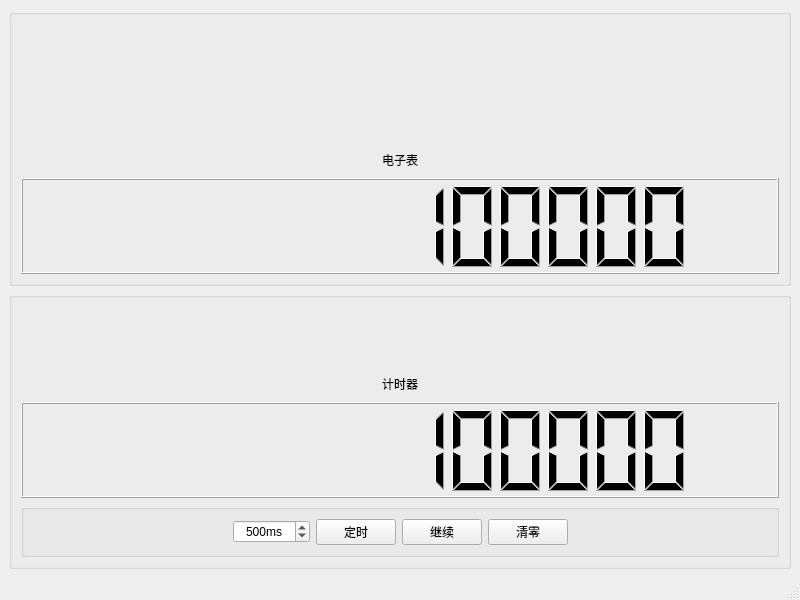
Before: the Qt Designer form _en/Computer/Operating_System/Qt_C++_Programming/Timer/Timer.ui in bss9395/bss9395.github.io, drawn with Qt 5.
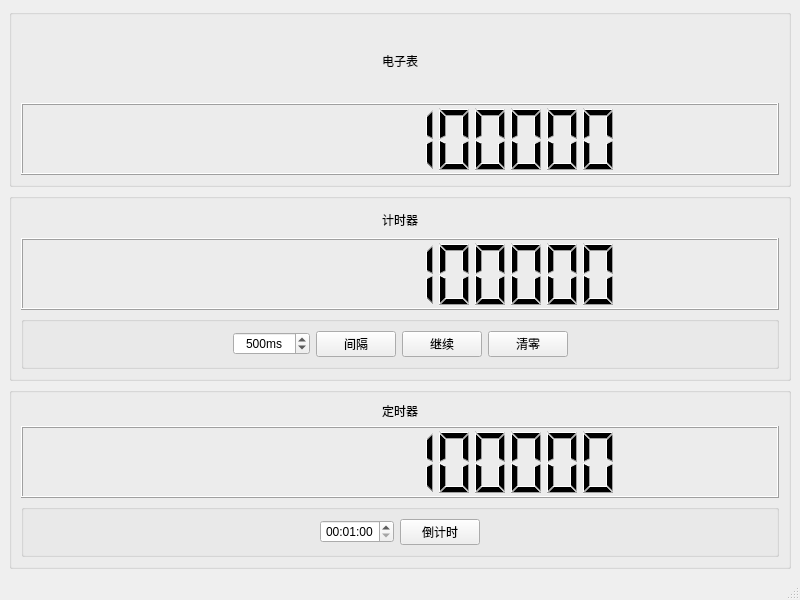
After: the same form once the commit is applied.

The edit to the form file:
```diff
--- a/_en/Computer/Operating_System/Qt_C++_Programming/Timer/Timer.ui
+++ b/_en/Computer/Operating_System/Qt_C++_Programming/Timer/Timer.ui
@@ -36,19 +36,6 @@
        <set>Qt::AlignCenter</set>
       </property>
       <layout class="QVBoxLayout" name="verticalLayout_2">
-       <item>
-        <spacer name="verticalSpacer">
-         <property name="orientation">
-          <enum>Qt::Vertical</enum>
-         </property>
-         <property name="sizeHint" stdset="0">
-          <size>
-           <width>20</width>
-           <height>40</height>
-          </size>
-         </property>
-        </spacer>
-       </item>
        <item>
         <widget class="QLabel" name="label_2">
          <property name="sizePolicy">
@@ -82,7 +69,7 @@
          <property name="minimumSize">
           <size>
            <width>300</width>
-           <height>96</height>
+           <height>72</height>
           </size>
          </property>
          <property name="maximumSize">
@@ -126,19 +113,6 @@
        <set>Qt::AlignHCenter|Qt::AlignTop</set>
       </property>
       <layout class="QVBoxLayout" name="verticalLayout">
-       <item>
-        <spacer name="verticalSpacer_2">
-         <property name="orientation">
-          <enum>Qt::Vertical</enum>
-         </property>
-         <property name="sizeHint" stdset="0">
-          <size>
-           <width>20</width>
-           <height>40</height>
-          </size>
-         </property>
-        </spacer>
-       </item>
        <item>
         <widget class="QLabel" name="label">
          <property name="sizePolicy">
@@ -172,7 +146,7 @@
          <property name="minimumSize">
           <size>
            <width>0</width>
-           <height>96</height>
+           <height>72</height>
           </size>
          </property>
          <property name="maximumSize">
@@ -248,7 +222,7 @@
           <item>
            <widget class="QPushButton" name="PB_Update_Interval">
             <property name="text">
-             <string>定时</string>
+             <string>间隔</string>
             </property>
            </widget>
           </item>
@@ -291,6 +265,109 @@
       </layout>
      </widget>
     </item>
+    <item>
+     <widget class="QGroupBox" name="groupBox">
+      <property name="sizePolicy">
+       <sizepolicy hsizetype="Preferred" vsizetype="Preferred">
+        <horstretch>0</horstretch>
+        <verstretch>1</verstretch>
+       </sizepolicy>
+      </property>
+      <property name="title">
+       <string/>
+      </property>
+      <layout class="QVBoxLayout" name="verticalLayout_4">
+       <item>
+        <widget class="QLabel" name="label_3">
+         <property name="text">
+          <string>定时器</string>
+         </property>
+         <property name="alignment">
+          <set>Qt::AlignCenter</set>
+         </property>
+        </widget>
+       </item>
+       <item>
+        <widget class="QLCDNumber" name="lcdNumber">
+         <property name="minimumSize">
+          <size>
+           <width>0</width>
+           <height>72</height>
+          </size>
+         </property>
+         <property name="digitCount">
+          <number>12</number>
+         </property>
+         <property name="value" stdset="0">
+          <double>11011011.110999999567866</double>
+         </property>
+        </widget>
+       </item>
+       <item>
+        <widget class="QGroupBox" name="groupBox_2">
+         <property name="title">
+          <string/>
+         </property>
+         <layout class="QHBoxLayout" name="horizontalLayout_2">
+          <item>
+           <spacer name="horizontalSpacer_4">
+            <property name="orientation">
+             <enum>Qt::Horizontal</enum>
+            </property>
+            <property name="sizeHint" stdset="0">
+             <size>
+              <width>40</width>
+              <height>20</height>
+             </size>
+            </property>
+           </spacer>
+          </item>
+          <item>
+           <widget class="QTimeEdit" name="timeEdit">
+            <property name="alignment">
+             <set>Qt::AlignCenter</set>
+            </property>
+            <property name="currentSection">
+             <enum>QDateTimeEdit::SecondSection</enum>
+            </property>
+            <property name="displayFormat">
+             <string>HH:mm:ss</string>
+            </property>
+            <property name="time">
+             <time>
+              <hour>0</hour>
+              <minute>1</minute>
+              <second>0</second>
+             </time>
+            </property>
+           </widget>
+          </item>
+          <item>
+           <widget class="QPushButton" name="pushButton">
+            <property name="text">
+             <string>倒计时</string>
+            </property>
+           </widget>
+          </item>
+          <item>
+           <spacer name="horizontalSpacer_3">
+            <property name="orientation">
+             <enum>Qt::Horizontal</enum>
+            </property>
+            <property name="sizeHint" stdset="0">
+             <size>
+              <width>40</width>
+              <height>20</height>
+             </size>
+            </property>
+           </spacer>
+          </item>
+         </layout>
+        </widget>
+       </item>
+      </layout>
+     </widget>
+    </item>
    </layout>
   </widget>
   <widget class="QMenuBar" name="menubar">
```
